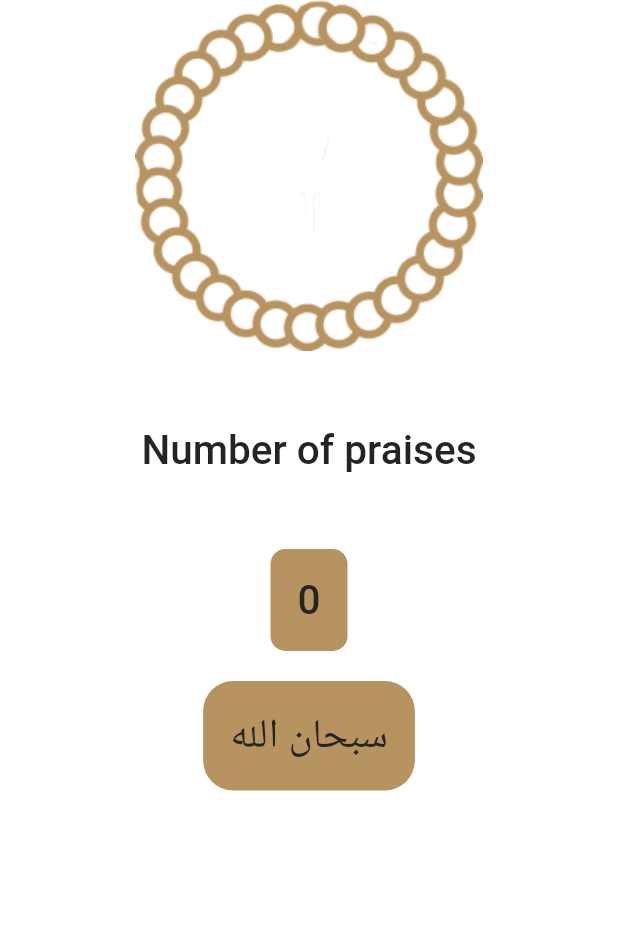
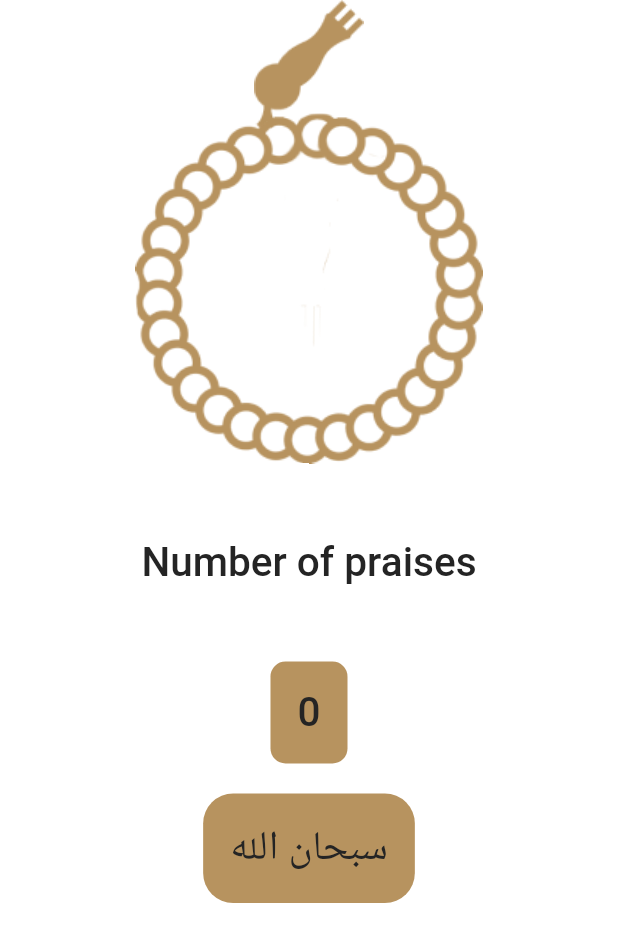
Before and after one commit to Abdallah10100/Islamic_app, a Flutter app: the SebhaTab widget shown alone on an empty page, opened directly, on a phone screen of 412 x 824 dp. Shown: the top 942 px of the screen. Run offline on Flutter 3.47's test engine with Material 2 defaults, Android fonts, the phone set to English and light mode, and no system bars; generated files the repository leaves out were written again.

Commit message:
Finished sebha tab.

```diff
--- a/lib/home/sebha/sebha_tab.dart
+++ b/lib/home/sebha/sebha_tab.dart
@@ -21,22 +21,18 @@ class SebhaTabState extends State<SebhaTab> {
   ];
 
   void onSebhaPressed() {
-    setState(() {
-      angle += .01;
+    if (counter == 33) {
+      if (textIndex == 3) {
+        textIndex = 0;
+      } else {
+        textIndex++;
+      }
+      counter = 0;
+    } else {
       counter++;
-      // if (counter % 33 == 0) {
-      //   showText = true;
-      //   textIndex = (counter ~/ 33 - 1) % texts.length;
-      // } else {
-      //   showText = false;
-      // }
-      if (counter == 33) {
-        counter = 0;
-        for (int i = 0; i < 33; i++) {
-          textIndex = (counter ~/ 33 - 1) % texts.length;
+      angle++;
     }
-      }
-    });
+    setState(() {});
   }
 
   @override
@@ -45,9 +41,21 @@ class SebhaTabState extends State<SebhaTab> {
     return Center(
       child: Column(
         children: [
-          // provider.isDarkMode()
-          //     ? Image.asset("assets/images/sebha_head_dark.png")
-          //     : Image.asset("assets/images/sebha_head.png"),
+          Stack(
+            children: [
+              Row(
+                mainAxisAlignment: MainAxisAlignment.center,
+                children: [
+                  provider.isDarkMode()
+                      ? Image.asset("assets/images/sebha_head_dark.png")
+                      : Image.asset("assets/images/sebha_head.png"),
+                ],
+              ),
+              Padding(
+                padding: const EdgeInsets.only(top: 75),
+                child: Row(
+                  mainAxisAlignment: MainAxisAlignment.center,
+                  children: [
                     Transform.rotate(
                       angle: angle,
                       child: GestureDetector(
@@ -56,6 +64,11 @@ class SebhaTabState extends State<SebhaTab> {
                             ? Image.asset("assets/images/sebha_body_dark.png")
                             : Image.asset("assets/images/sebha_body.png"),
                       ),
+                    ),
+                  ],
+                ),
+              ),
+            ],
           ),
           SizedBox(height: 50),
           Text(
```
Lines whose indentation alone changed are shown as unchanged.
